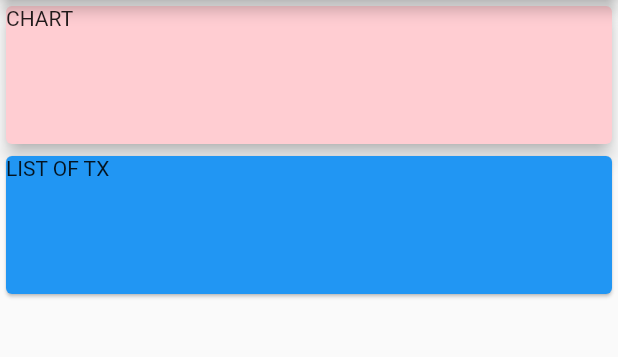
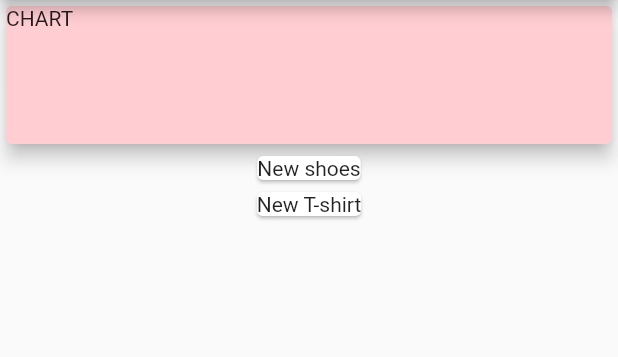
Before and after one commit to csongorkeller/flutter_expenses_planner, a Flutter app: the screen it shows after launch, on a phone screen of 412 x 824 dp, the part 84-441 px from its top. Run offline on Flutter 3.47's test engine with Material 2 defaults, Android fonts, the phone set to English and light mode, and no system bars.

Commit message:
transaction listing works

```diff
--- a/lib/main.dart
+++ b/lib/main.dart
@@ -1,3 +1,4 @@
+import './transaction.dart';
 import 'package:flutter/material.dart';
 
 void main() => runApp(MyApp());
@@ -13,6 +14,21 @@ class MyApp extends StatelessWidget {
 }
 
 class HomePage extends StatelessWidget {
+  final List<Transaction> transaction = [
+    Transaction(
+      id: 'T1',
+      title: 'New shoes',
+      amount: 69.99,
+      date: DateTime.now(),
+    ),
+    Transaction(
+      id: 'T2',
+      title: 'New T-shirt',
+      amount: 39.99,
+      date: DateTime.now(),
+    ),
+  ];
+
   @override
   Widget build(BuildContext context) {
     return Scaffold(
@@ -33,14 +49,13 @@ class HomePage extends StatelessWidget {
               elevation: 5,
             ),
           ),
-          Container(
-            width: double.infinity,
-            height: 100,
-            child: Card(
-              color: Colors.blue,
-              child: Text('LIST OF TX'),
-            ),
-          )
+          Column(                                             //transform the list of transactions to list of cards that outputs transactions
+              children: transaction.map((singleTransaction) { // we have to list the single transactions from all transactions
+            return Card(
+              child: Text(singleTransaction.title),           //we're listing the title of the single transaction
+            );
+          }).toList()                                         //transaction --> list of widgets by using .map()
+              )
         ],
       ),
     );
--- /dev/null
+++ b/lib/transaction.dart
@@ -0,0 +1,14 @@
+import 'package:flutter/material.dart';
+
+class Transaction {
+  final String id;
+  final String title;
+  final double amount;
+  final DateTime date;
+
+  Transaction(
+      {@required this.id,
+      @required this.title,
+      @required this.amount,
+      @required this.date});
+}
```
